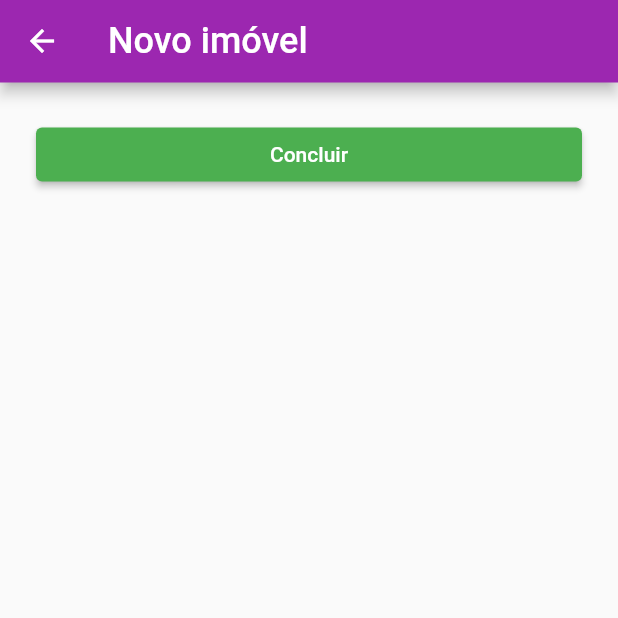
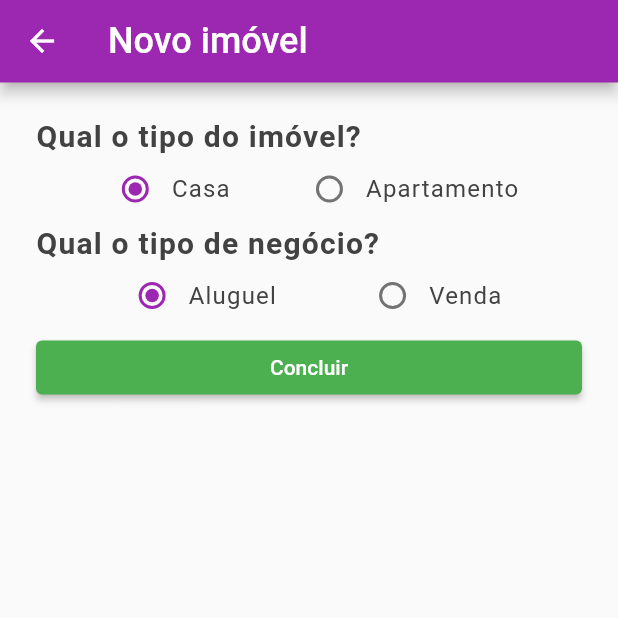
Before and after one commit to isasalmeron/house_listing, a Flutter app: the RegisterHouse screen opened directly, on a phone screen of 412 x 824 dp, the top half of it. Run offline on Flutter 3.47's test engine with Material 2 defaults, Android fonts, the phone set to English and light mode, and no system bars.

```diff
--- a/lib/components/house_card/footer.dart
+++ b/lib/components/house_card/footer.dart
@@ -2,7 +2,9 @@ import 'package:flutter/material.dart';
 
 import 'package:house_listing/models/house.dart';
 import 'package:house_listing/components/icon.dart';
+import 'package:house_listing/models/houses.dart';
 import 'package:house_listing/screens/home_page/messages.dart';
+import 'package:provider/provider.dart';
 
 class Footer extends StatelessWidget {
   final House house;
@@ -17,7 +19,7 @@ class Footer extends StatelessWidget {
   Widget build(BuildContext context) {
     return Row(
       mainAxisAlignment: MainAxisAlignment.spaceBetween,
-      children: <Widget>[
+      children: [
         Row(
           children: [
             CustomIcon(icon: Icons.monetization_on_outlined),
@@ -37,7 +39,7 @@ class Footer extends StatelessWidget {
                     house.isFavorited ? Icons.favorite : Icons.favorite_border),
                 tooltip: favoriteButtonTooltip,
                 onPressed: () {
-                  house.updateIsFavorited(house);
+                  context.read<Houses>().updateIsFavorited(house.id);
                 },
                 color: Colors.purple,
               )
--- a/lib/main.dart
+++ b/lib/main.dart
@@ -4,7 +4,8 @@ import 'package:house_listing/models/houses.dart';
 
 import 'package:house_listing/screens/favorites/favorites.dart';
 import 'package:house_listing/screens/home_page/home_page.dart';
-import 'package:house_listing/screens/register_house.dart';
+import 'package:house_listing/screens/register_house/register_house.dart';
+import 'package:house_listing/screens/register_house/teste.dart';
 import 'package:provider/provider.dart';
 
 void main() {
@@ -24,7 +25,8 @@ class HouseListingApp extends StatelessWidget {
         routes: {
           '/': (context) => HomePage(),
           '/favoritos': (context) => Favorites(),
-          '/cadastrar': (context) => RegisterHouse(),
+          // '/cadastrar': (context) => RegisterHouse(),
+          '/cadastrar': (context) => TextFieldDemo(),
         },
         theme: ThemeData(
           primarySwatch: Colors.purple,
--- a/lib/models/house.dart
+++ b/lib/models/house.dart
@@ -3,6 +3,7 @@ import 'package:flutter/material.dart';
 import 'package:house_listing/models/address.dart';
 
 class House extends ChangeNotifier {
+  int id;
   final String houseType;
   final String businessType;
   final double amount;
@@ -13,6 +14,7 @@ class House extends ChangeNotifier {
   bool isFavorited;
 
   House({
+    this.id,
     this.houseType,
     this.businessType,
     this.amount,
@@ -20,12 +22,6 @@ class House extends ChangeNotifier {
     this.footage,
     this.address,
     this.thumbnail,
-    this.isFavorited,
+    this.isFavorited = false,
   });
-
-  updateIsFavorited(House house) {
-    house.isFavorited = !house.isFavorited;
-
-    notifyListeners();
-  }
 }
--- a/lib/screens/home_page/home_page.dart
+++ b/lib/screens/home_page/home_page.dart
@@ -1,5 +1,4 @@
 import 'package:flutter/material.dart';
-import 'package:house_listing/models/house.dart';
 import 'package:provider/provider.dart';
 
 import 'package:house_listing/models/houses.dart';
--- a/lib/screens/register_house.dart
+++ /dev/null
@@ -1,124 +0,0 @@
-import 'package:flutter/material.dart';
-import 'package:provider/provider.dart';
-
-import 'package:house_listing/models/houses.dart';
-import 'package:house_listing/models/house.dart';
-import 'package:house_listing/models/address.dart';
-import 'package:house_listing/components/app_bar.dart';
-
-final house2 = House(
-  houseType: 'Casa',
-  businessType: 'Venda',
-  amount: 145750,
-  bedrooms: 3,
-  footage: 150,
-  address: Address(
-    street: 'Av. Duque de Caxias',
-    neighborhood: 'Santana',
-    city: 'São Paulo',
-  ),
-  thumbnail:
-      'https://blog.friasneto.com.br/wp-content/uploads/2020/07/piracicaba-casa-condominio-residencial-terras-de-artemis-artemis-23-11-2019_11-02-08-0-750x410.jpg',
-  isFavorited: false,
-);
-
-final house = House(
-  houseType: 'Apartamento',
-  businessType: 'Aluguel',
-  amount: 1457,
-  bedrooms: 1,
-  footage: 70,
-  address: Address(
-    street: 'Av. Consolação',
-    neighborhood: 'Consolação',
-    city: 'São Paulo',
-  ),
-  thumbnail:
-      'https://www.tuacasa.com.br/wp-content/uploads/2019/02/casa-em-l-2.jpg',
-  isFavorited: false,
-);
-
-class RegisterHouse extends StatelessWidget {
-  @override
-  Widget build(BuildContext context) {
-    return Scaffold(
-      appBar: PreferredSize(
-        preferredSize: const Size.fromHeight(55),
-        child: CustomAppBar(
-          icons: [],
-          title: 'Novo imóvel',
-        ),
-      ),
-      body: Padding(
-        padding: const EdgeInsets.all(24),
-        child: ListView(
-          children: [
-            // CustomTitle(text: 'Qual o tipo do imóvel?'),
-            // RadioButton(),
-            ElevatedButton(
-              child: Text('Concluir'),
-              style: ElevatedButton.styleFrom(
-                primary: Colors.green,
-              ),
-              onPressed: () {
-                context.read<Houses>().addNewHouse(house2);
-                context.read<Houses>().addNewHouse(house);
-                Navigator.of(context).pop();
-              },
-            ),
-          ],
-        ),
-      ),
-    );
-  }
-}
-
-// enum HouseType { casa, apartamento }
-
-// class RadioButton extends StatefulWidget {
-//   const RadioButton({key}) : super(key: key);
-
-//   @override
-//   _RadioButtonState createState() => _RadioButtonState();
-// }
-
-// class _RadioButtonState extends State<RadioButton> {
-//   HouseType _character = HouseType.casa;
-
-//   @override
-//   Widget build(BuildContext context) {
-//     return Row(
-//       mainAxisAlignment: MainAxisAlignment.spaceEvenly,
-//       children: <Widget>[
-//         Row(
-//           children: [
-//             Radio<HouseType>(
-//               value: HouseType.casa,
-//               groupValue: _character,
-//               onChanged: (HouseType value) {
-//                 setState(() {
-//                   _character = value;
-//                 });
-//               },
-//             ),
-//             Body(text: 'Casa'),
-//           ],
-//         ),
-//         Row(
-//           children: [
-//             Radio<HouseType>(
-//               value: HouseType.apartamento,
-//               groupValue: _character,
-//               onChanged: (HouseType value) {
-//                 setState(() {
-//                   _character = value;
-//                 });
-//               },
-//             ),
-//             Body(text: 'Apartamento'),
-//           ],
-//         ),
-//       ],
-//     );
-//   }
-// }
--- /dev/null
+++ b/lib/screens/register_house/messages.dart
@@ -0,0 +1,3 @@
+final appBarTitle = 'Novo imóvel';
+
+final buttonMessage = 'Concluir';
--- /dev/null
+++ b/lib/screens/register_house/register_house.dart
@@ -0,0 +1,191 @@
+import 'package:flutter/foundation.dart';
+import 'package:flutter/material.dart';
+import 'package:house_listing/components/typography/body.dart';
+import 'package:house_listing/components/typography/title.dart';
+import 'package:provider/provider.dart';
+
+import 'package:house_listing/models/houses.dart';
+import 'package:house_listing/models/house.dart';
+import 'package:house_listing/models/address.dart';
+import 'package:house_listing/components/app_bar.dart';
+import 'package:house_listing/screens/register_house/messages.dart';
+
+final house2 = House(
+  houseType: 'Casa',
+  businessType: 'Venda',
+  amount: 145750,
+  bedrooms: 3,
+  footage: 150,
+  address: Address(
+    street: 'Av. Duque de Caxias',
+    neighborhood: 'Santana',
+    city: 'São Paulo',
+  ),
+  thumbnail:
+      'https://blog.friasneto.com.br/wp-content/uploads/2020/07/piracicaba-casa-condominio-residencial-terras-de-artemis-artemis-23-11-2019_11-02-08-0-750x410.jpg',
+);
+
+final house = House(
+  houseType: 'Apartamento',
+  businessType: 'Aluguel',
+  amount: 1457,
+  bedrooms: 1,
+  footage: 70,
+  address: Address(
+    street: 'Av. Consolação',
+    neighborhood: 'Consolação',
+    city: 'São Paulo',
+  ),
+  thumbnail:
+      'https://www.tuacasa.com.br/wp-content/uploads/2019/02/casa-em-l-2.jpg',
+);
+
+class RegisterHouse extends StatelessWidget {
+  @override
+  Widget build(BuildContext context) {
+    return Scaffold(
+      appBar: PreferredSize(
+        preferredSize: const Size.fromHeight(55),
+        child: CustomAppBar(
+          icons: [],
+          title: appBarTitle,
+        ),
+      ),
+      body: Padding(
+        padding: const EdgeInsets.all(24),
+        child: ListView(
+          children: [
+            Form(),
+            ElevatedButton(
+              child: Text(buttonMessage),
+              style: ElevatedButton.styleFrom(
+                primary: Colors.green,
+              ),
+              onPressed: () {
+                context.read<Houses>().addNewHouse(house2);
+                context.read<Houses>().addNewHouse(house);
+                Navigator.of(context).pop();
+              },
+            ),
+          ],
+        ),
+      ),
+    );
+  }
+}
+
+//ENUMS
+//House type
+enum HouseType { Casa, Apartamento }
+
+extension HouseTypeLiteral on HouseType {
+  String get value => describeEnum(this);
+}
+
+//Business Type
+enum BusinessType { Aluguel, Venda }
+
+extension BusinessTypeLiteral on BusinessType {
+  String get value => describeEnum(this);
+}
+
+
+class Form extends StatefulWidget {
+  const Form({key}) : super(key: key);
+
+  @override
+  _FormState createState() => _FormState();
+}
+
+class _FormState extends State<Form> {
+  HouseType _houseType = HouseType.Casa;
+  BusinessType _businessType = BusinessType.Aluguel;
+
+  @override
+  Widget build(BuildContext context) {
+    return Column(
+      children: [
+        //Título da pergunta
+        Row(
+          children: [
+            CustomTitle(text: 'Qual o tipo do imóvel?'),
+          ],
+        ),
+        //Opções
+        Row(
+          mainAxisAlignment: MainAxisAlignment.spaceEvenly,
+          children: <Widget>[
+            Row(
+              children: [
+                Radio<HouseType>(
+                  value: HouseType.Casa,
+                  groupValue: _houseType,
+                  onChanged: (HouseType value) {
+                    setState(() {
+                      _houseType = value;
+                    });
+                  },
+                ),
+                Body(text: 'Casa'),
+              ],
+            ),
+            Row(
+              children: [
+                Radio<HouseType>(
+                  value: HouseType.Apartamento,
+                  groupValue: _houseType,
+                  onChanged: (HouseType value) {
+                    setState(() {
+                      _houseType = value;
+                    });
+                  },
+                ),
+                Body(text: 'Apartamento'),
+              ],
+            ),
+          ],
+        ),
+        //Título da pergunta
+        Row(
+          children: [
+            CustomTitle(text: 'Qual o tipo de negócio?'),
+          ],
+        ),
+        //Opções
+        Row(
+          mainAxisAlignment: MainAxisAlignment.spaceEvenly,
+          children: <Widget>[
+            Row(
+              children: [
+                Radio<BusinessType>(
+                  value: BusinessType.Aluguel,
+                  groupValue: _businessType,
+                  onChanged: (BusinessType value) {
+                    setState(() {
+                      _businessType = value;
+                    });
+                  },
+                ),
+                Body(text: 'Aluguel'),
+              ],
+            ),
+            Row(
+              children: [
+                Radio<BusinessType>(
+                  value: BusinessType.Venda,
+                  groupValue: _businessType,
+                  onChanged: (BusinessType value) {
+                    setState(() {
+                      _businessType = value;
+                    });
+                  },
+                ),
+                Body(text: 'Venda'),
+              ],
+            ),
+          ],
+        ),
+      ],
+    );
+  }
+}
```
Also changed, not shown: lib/models/houses.dart (+8 -0 lines), lib/screens/register_house/teste.dart (added, +378 -0 lines).
